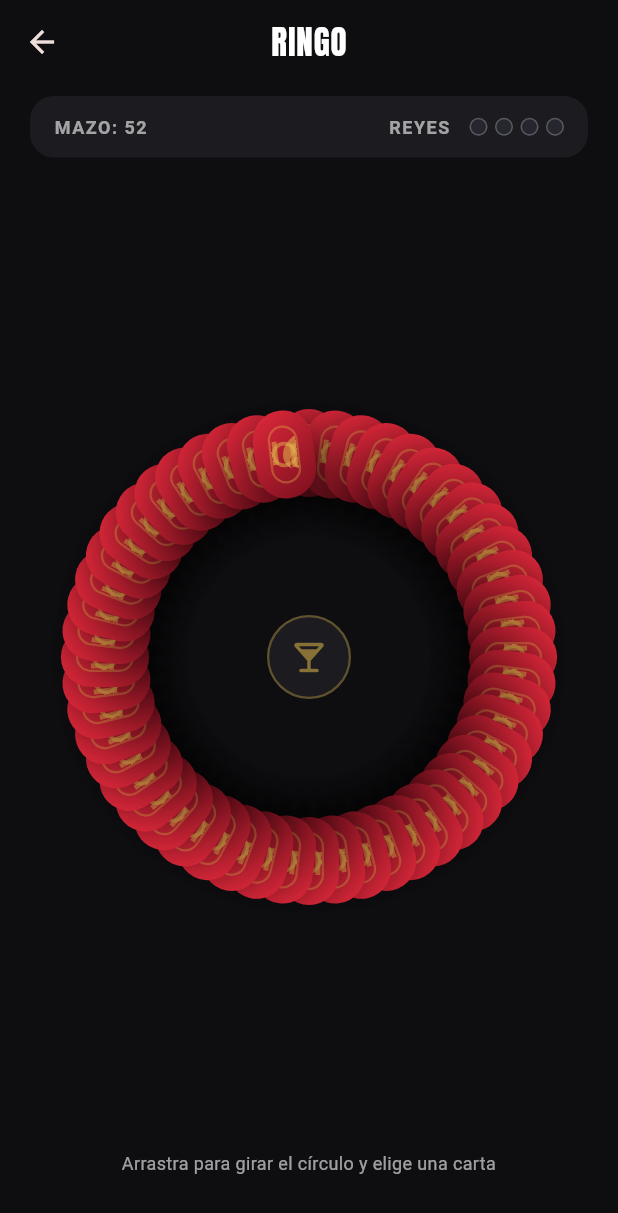
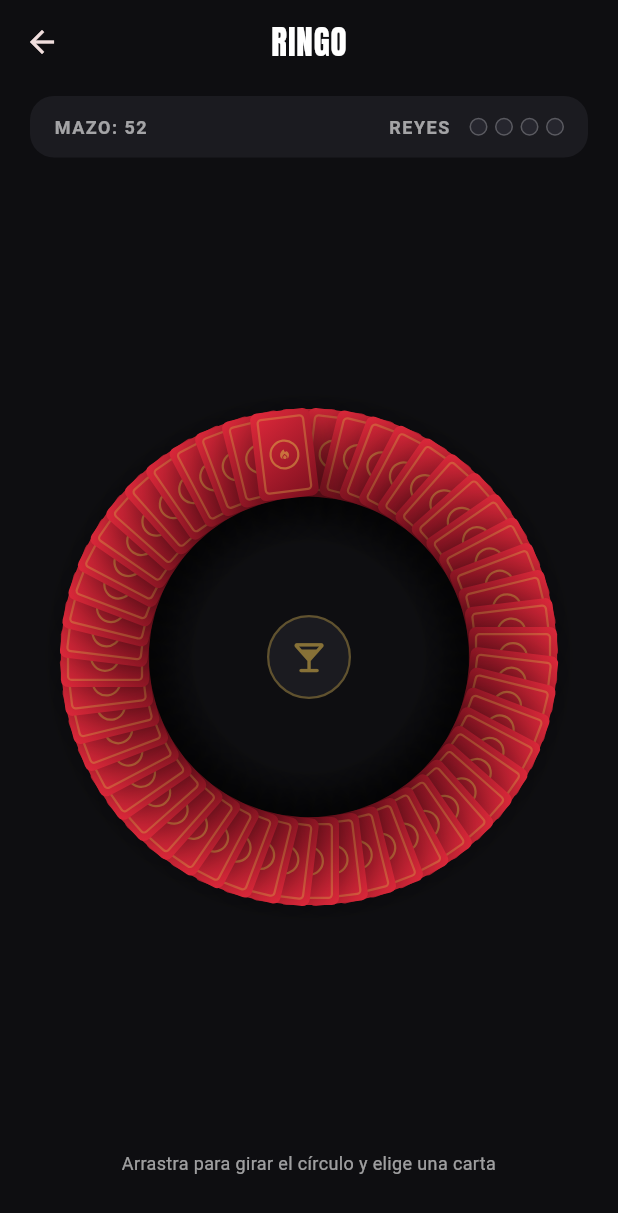
Before and after one commit to jvvdix/rojo-negro-app, a Flutter app: the RingoScreen screen opened directly, on a phone screen of 412 x 824 dp. Shown: the top 1213 px of the screen. Run offline on Flutter 3.47's test engine with Material 3 defaults, Android fonts, the phone set to English and light mode, and no system bars; our stand-ins replace shared_preferences; accounts and stored records are empty.

Commit message:
Polish Ringo: desktop-size ring, auto-reshuffle, rectangular cards (#5)
- The ring and its cards grow on wide (desktop) windows while the
  header/footer stay phone-width, so the header reads the same
  everywhere but the ring finally uses the extra room instead of
  floating small in the middle of it.
- Card corner radius now scales with the card's own rendered width
  instead of a fixed 24px, so the tiny ring cards read as rounded
  rectangles instead of pills/ovals.
- Breaking the circle now deals a fresh 52-card circle right after the
  climax is dismissed, so a round can be broken again and again instead
  of just once per full deck.

Co-authored-by: judith :) <jvvdix@users.noreply.github.com>
Co-authored-by: Claude Sonnet 5 <noreply@anthropic.com>

```diff
--- a/lib/screens/ringo_screen.dart
+++ b/lib/screens/ringo_screen.dart
@@ -126,8 +126,15 @@ class _RingoScreenState extends State<RingoScreen>
   void _dismissReveal() {
     if (_inputLocked) return;
     HapticFeedback.selectionClick();
+    final wasCircleBroken = _climax == RingoClimax.circleBroken;
     setState(() {
       if (_climax != null) _kingsDrawn = 0;
+      // A broken circle empties the glass and clears the table: deal a fresh
+      // circle so the same round can be broken again, again and again.
+      if (wasCircleBroken) {
+        _circle = RingoCircle.shuffled();
+        _circleBroken = false;
+      }
       _revealedCard = null;
       _climax = null;
       _inputLocked = true;
@@ -151,7 +158,7 @@ class _RingoScreenState extends State<RingoScreen>
     _persist();
   }
 
-  Widget _buildStage(bool deckEmpty) {
+  Widget _buildStage(bool deckEmpty, bool isWide) {
     return AnimatedSwitcher(
       duration: const Duration(milliseconds: 280),
       switchInCurve: Curves.easeOutCubic,
@@ -169,6 +176,7 @@ class _RingoScreenState extends State<RingoScreen>
               card: _revealedCard!,
               controller: _flipController,
               climax: _climax,
+              isWide: isWide,
               onTap: _dismissReveal,
             )
           : deckEmpty
@@ -176,6 +184,7 @@ class _RingoScreenState extends State<RingoScreen>
           : _CardRing(
               key: const ValueKey('ring'),
               slots: _circle.slots,
+              isWide: isWide,
               onPick: _inputLocked ? null : _reveal,
             ),
     );
@@ -184,6 +193,16 @@ class _RingoScreenState extends State<RingoScreen>
   @override
   Widget build(BuildContext context) {
     final deckEmpty = _circle.isEmpty && _revealedCard == null;
+    // Only the ring itself grows on a wide (desktop) window — the header and
+    // footer stay phone-width so they read the same everywhere.
+    final isWide = MediaQuery.sizeOf(context).width > 700;
+
+    Widget capped(Widget child) => Center(
+      child: ConstrainedBox(
+        constraints: const BoxConstraints(maxWidth: 480),
+        child: child,
+      ),
+    );
 
     return PopScope(
       onPopInvokedWithResult: (didPop, _) {
@@ -192,32 +211,31 @@ class _RingoScreenState extends State<RingoScreen>
       child: Scaffold(
         appBar: AppBar(title: const Text('RINGO')),
         body: SafeArea(
-          child: Center(
-            child: ConstrainedBox(
-              constraints: const BoxConstraints(maxWidth: 480),
           child: Padding(
             padding: const EdgeInsets.fromLTRB(20, 8, 20, 24),
             child: Column(
               children: [
+                capped(
                   _StatusBar(
                     remaining: _circle.remaining,
                     kingsDrawn: _kingsDrawn,
                   ),
+                ),
                 const SizedBox(height: 20),
                 Expanded(
                   child: LayoutBuilder(
-                        builder: (context, constraints) =>
-                            SingleChildScrollView(
+                    builder: (context, constraints) => SingleChildScrollView(
                       child: ConstrainedBox(
                         constraints: BoxConstraints(
                           minHeight: constraints.maxHeight,
                         ),
-                                child: Center(child: _buildStage(deckEmpty)),
+                        child: Center(child: _buildStage(deckEmpty, isWide)),
                       ),
                     ),
                   ),
                 ),
                 const SizedBox(height: 16),
+                capped(
                   Text(
                     deckEmpty
                         ? '¡Mazo agotado!'
@@ -225,20 +243,15 @@ class _RingoScreenState extends State<RingoScreen>
                         ? 'Toca la carta para continuar'
                         : 'Arrastra para girar el círculo y elige una carta',
                     textAlign: TextAlign.center,
-                      style: const TextStyle(
-                        color: Colors.white60,
-                        fontSize: 12,
+                    style: const TextStyle(color: Colors.white60, fontSize: 12),
                   ),
                 ),
                 const SizedBox(height: 16),
                 if (deckEmpty)
-                      PrimaryButton(
-                        label: 'EMPEZAR DE NUEVO',
-                        onTap: _reshuffle,
+                  capped(
+                    PrimaryButton(label: 'EMPEZAR DE NUEVO', onTap: _reshuffle),
                   ),
               ],
-                ),
-              ),
             ),
           ),
         ),
@@ -313,13 +326,16 @@ class _StatusBar extends StatelessWidget {
 /// spinning and settles like a real wheel — and tap any card to lift it.
 /// A picked card's slot stays behind as a visible gap instead of closing up.
 class _CardRing extends StatefulWidget {
-  static const _cardWidth = 40.0;
-  static const _maxDiameter = 340.0;
-
   final List<PlayingCard?> slots;
+  final bool isWide;
   final ValueChanged<int>? onPick;
 
-  const _CardRing({super.key, required this.slots, required this.onPick});
+  const _CardRing({
+    super.key,
+    required this.slots,
+    required this.isWide,
+    required this.onPick,
+  });
 
   @override
   State<_CardRing> createState() => _CardRingState();
@@ -357,10 +373,13 @@ class _CardRingState extends State<_CardRing>
   @override
   Widget build(BuildContext context) {
     final count = widget.slots.length;
+    final maxDiameter = widget.isWide ? 560.0 : 340.0;
+    final cardWidth = widget.isWide ? 62.0 : 40.0;
+    final glassSize = widget.isWide ? 78.0 : 56.0;
     return LayoutBuilder(
       builder: (context, constraints) {
-        final diameter = min(constraints.maxWidth, _CardRing._maxDiameter);
-        _radius = diameter / 2 - 34;
+        final diameter = min(constraints.maxWidth, maxDiameter);
+        _radius = diameter / 2 - cardWidth * 0.85;
         return GestureDetector(
           onPanUpdate: _onPanUpdate,
           onPanEnd: _onPanEnd,
@@ -370,9 +389,9 @@ class _CardRingState extends State<_CardRing>
             child: Stack(
               alignment: Alignment.center,
               children: [
-                const _CentralGlass(),
+                _CentralGlass(size: glassSize),
                 for (var i = 0; i < count; i++)
-                  _buildSlot(i, count, widget.slots[i]),
+                  _buildSlot(i, count, widget.slots[i], cardWidth),
               ],
             ),
           ),
@@ -381,7 +400,7 @@ class _CardRingState extends State<_CardRing>
     );
   }
 
-  Widget _buildSlot(int i, int count, PlayingCard? card) {
+  Widget _buildSlot(int i, int count, PlayingCard? card, double cardWidth) {
     final angle = (i / count) * 2 * pi + _spin.value;
     return Transform.translate(
       offset: Offset(_radius * sin(angle), -_radius * cos(angle)),
@@ -389,7 +408,7 @@ class _CardRingState extends State<_CardRing>
         angle: angle,
         child: SizedBox(
           key: ValueKey('ringo-slot-$i'),
-          width: _CardRing._cardWidth,
+          width: cardWidth,
           child: AnimatedSwitcher(
             duration: const Duration(milliseconds: 320),
             child: card == null
@@ -417,10 +436,14 @@ class _EmptySocket extends StatelessWidget {
   Widget build(BuildContext context) {
     return AspectRatio(
       aspectRatio: 0.68,
-      child: DecoratedBox(
+      child: LayoutBuilder(
+        builder: (context, constraints) => DecoratedBox(
           decoration: BoxDecoration(
-          borderRadius: BorderRadius.circular(10),
+            borderRadius: BorderRadius.circular(
+              (constraints.maxWidth * 0.12).clamp(4.0, 16.0),
+            ),
             border: Border.all(color: Colors.white24, width: 1),
+          ),
         ),
       ),
     );
@@ -430,13 +453,15 @@ class _EmptySocket extends StatelessWidget {
 /// The central glass every King fills — the ring's fixed point, and the
 /// thing a 4th King, or a broken circle, finally empties.
 class _CentralGlass extends StatelessWidget {
-  const _CentralGlass();
+  final double size;
+
+  const _CentralGlass({required this.size});
 
   @override
   Widget build(BuildContext context) {
     return Container(
-      width: 56,
-      height: 56,
+      width: size,
+      height: size,
       decoration: BoxDecoration(
         shape: BoxShape.circle,
         color: kSurface,
@@ -445,7 +470,7 @@ class _CentralGlass extends StatelessWidget {
       child: Icon(
         Icons.local_bar_rounded,
         color: kGold.withValues(alpha: 0.55),
-        size: 26,
+        size: size * 0.46,
       ),
     );
   }
@@ -458,6 +483,7 @@ class _RevealPanel extends StatelessWidget {
   final PlayingCard card;
   final AnimationController controller;
   final RingoClimax? climax;
+  final bool isWide;
   final VoidCallback onTap;
 
   const _RevealPanel({
@@ -465,6 +491,7 @@ class _RevealPanel extends StatelessWidget {
     required this.card,
     required this.controller,
     required this.climax,
+    required this.isWide,
     required this.onTap,
   });
 
@@ -479,7 +506,7 @@ class _RevealPanel extends StatelessWidget {
         mainAxisSize: MainAxisSize.min,
         children: [
           SizedBox(
-            width: 220,
+            width: isWide ? 300 : 220,
             child: AnimatedBuilder(
               animation: controller,
               builder: (context, _) {
--- a/lib/widgets/card_back_widget.dart
+++ b/lib/widgets/card_back_widget.dart
@@ -2,7 +2,10 @@ import 'package:flutter/material.dart';
 import '../main.dart';
 
 /// The face-down side of a Ringo card: a branded back, never a suit or rank,
-/// so the player has to commit to lifting one before it's revealed.
+/// so the player has to commit to lifting one before it's revealed. Every
+/// inner proportion scales off the card's own rendered width, so it reads as
+/// a rounded rectangle rather than a pill/oval at the ring's small sizes and
+/// at the big reveal size alike.
 class CardBackWidget extends StatelessWidget {
   const CardBackWidget({super.key});
 
@@ -10,48 +13,90 @@ class CardBackWidget extends StatelessWidget {
   Widget build(BuildContext context) {
     return AspectRatio(
       aspectRatio: 0.68,
-      child: Container(
+      child: LayoutBuilder(
+        builder: (context, constraints) {
+          final w = constraints.maxWidth;
+          final outerRadius = (w * 0.12).clamp(4.0, 24.0);
+          final innerRadius = (w * 0.08).clamp(3.0, 16.0);
+          final pad = (w * 0.1).clamp(3.0, 10.0);
+          final iconSize = (w * 0.5).clamp(16.0, 68.0);
+          final showCorners = w >= 60;
+
+          return Container(
             decoration: BoxDecoration(
               gradient: const LinearGradient(
                 colors: [kRed, kOxblood],
                 begin: Alignment.topLeft,
                 end: Alignment.bottomRight,
               ),
-          borderRadius: BorderRadius.circular(24),
+              borderRadius: BorderRadius.circular(outerRadius),
               boxShadow: [
-            BoxShadow(color: Colors.black.withValues(alpha: 0.5), blurRadius: 24, offset: const Offset(0, 10)),
+                BoxShadow(
+                  color: Colors.black.withValues(alpha: 0.5),
+                  blurRadius: 24,
+                  offset: const Offset(0, 10),
+                ),
               ],
             ),
-        padding: const EdgeInsets.all(10),
+            padding: EdgeInsets.all(pad),
             child: Container(
               decoration: BoxDecoration(
-            border: Border.all(color: kGold.withValues(alpha: 0.35), width: 1.5),
-            borderRadius: BorderRadius.circular(16),
+                border: Border.all(
+                  color: kGold.withValues(alpha: 0.35),
+                  width: 1.5,
+                ),
+                borderRadius: BorderRadius.circular(innerRadius),
               ),
               child: Stack(
                 alignment: Alignment.center,
                 children: [
-              const Positioned(top: 10, left: 12, child: _CornerMark()),
-              Positioned(bottom: 10, right: 12, child: Transform.rotate(angle: 3.14159, child: const _CornerMark())),
+                  if (showCorners)
+                    Positioned(
+                      top: pad,
+                      left: pad * 1.2,
+                      child: _CornerMark(fontSize: (w * 0.16).clamp(9.0, 18.0)),
+                    ),
+                  if (showCorners)
+                    Positioned(
+                      bottom: pad,
+                      right: pad * 1.2,
+                      child: Transform.rotate(
+                        angle: 3.14159,
+                        child: _CornerMark(
+                          fontSize: (w * 0.16).clamp(9.0, 18.0),
+                        ),
+                      ),
+                    ),
                   Container(
-                width: 68,
-                height: 68,
+                    width: iconSize,
+                    height: iconSize,
                     decoration: BoxDecoration(
                       shape: BoxShape.circle,
-                  border: Border.all(color: kGold.withValues(alpha: 0.5), width: 2.5),
+                      border: Border.all(
+                        color: kGold.withValues(alpha: 0.5),
+                        width: (iconSize * 0.04).clamp(1.5, 2.5),
                       ),
-                child: Icon(Icons.local_fire_department_rounded, color: kGold.withValues(alpha: 0.55), size: 30),
+                    ),
+                    child: Icon(
+                      Icons.local_fire_department_rounded,
+                      color: kGold.withValues(alpha: 0.55),
+                      size: iconSize * 0.44,
+                    ),
                   ),
                 ],
               ),
             ),
+          );
+        },
       ),
     );
   }
 }
 
 class _CornerMark extends StatelessWidget {
-  const _CornerMark();
+  final double fontSize;
+
+  const _CornerMark({required this.fontSize});
 
   @override
   Widget build(BuildContext context) {
@@ -59,7 +104,7 @@ class _CornerMark extends StatelessWidget {
       'R',
       style: TextStyle(
         fontFamily: kFontDisplay,
-        fontSize: 18,
+        fontSize: fontSize,
         color: kGold.withValues(alpha: 0.5),
         height: 1,
       ),
```
Also changed, not shown: 1 other file. Lines whose indentation alone changed are shown as unchanged.
